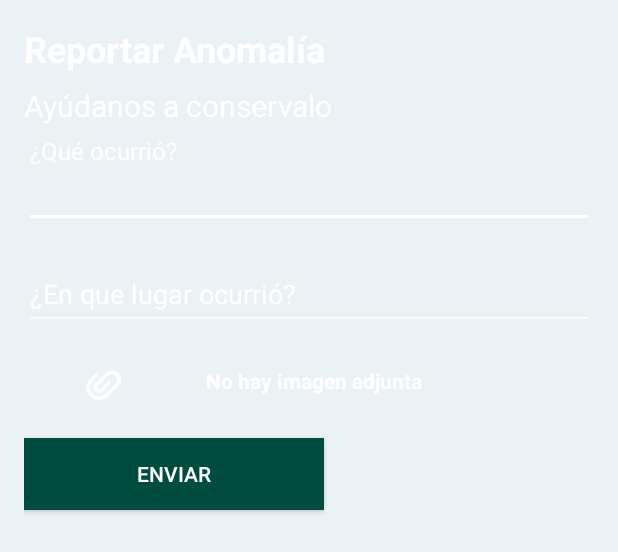
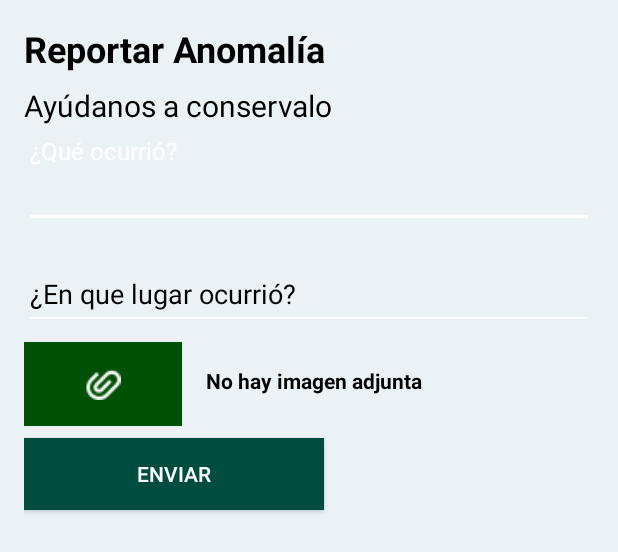
Before and after one commit to AlejandroTrejoCode/BotaniQR, an Android app: the layout fragment_report.xml on its own in the app's theme, with its tools: preview values and no code run, on a phone screen of 412 x 824 dp. Shown: the top 552 px of the screen. Run offline under Robolectric (Android 15) with nearby library versions, the phone set to English and light mode, and no system bars.

Commit message:
Reportes - Listo

```diff
--- a/app/src/main/res/layout/fragment_report.xml
+++ b/app/src/main/res/layout/fragment_report.xml
@@ -19,7 +19,7 @@
             android:layout_height="wrap_content"
             android:paddingBottom="@dimen/paddingTopBottom"
             android:text="Reportar Anomalía"
-            android:textColor="@color/white"
+            android:textColor="@color/black"
             android:textSize="@dimen/TextLarge"
             android:textStyle="bold" />
 
@@ -28,13 +28,13 @@
             android:layout_width="match_parent"
             android:layout_height="wrap_content"
             android:text="Ayúdanos a conservalo"
-            android:textColor="@color/white"
+            android:textColor="@color/black"
             android:textSize="@dimen/TextMedium" />
 
         <android.support.design.widget.TextInputLayout
             android:layout_width="match_parent"
             android:layout_height="wrap_content"
-            android:textColorHint="@color/white"
+            android:textColorHint="@color/black"
             android:layout_marginTop="@dimen/margin"
             app:hintTextAppearance="@style/AppTheme.FloatingLabelReport">
 
@@ -44,14 +44,14 @@
                 android:layout_height="wrap_content"
                 android:hint="¿Qué ocurrió?"
                 android:singleLine="false"
-                android:textColor="@color/white"
+                android:textColor="@color/black"
                 android:theme="@style/EditTextReports" />
         </android.support.design.widget.TextInputLayout>
 
         <android.support.design.widget.TextInputLayout
             android:layout_width="match_parent"
             android:layout_height="wrap_content"
-            android:textColorHint="@color/white"
+            android:textColorHint="@color/black"
             android:layout_marginTop="@dimen/margin"
             app:hintTextAppearance="@style/AppTheme.FloatingLabelReport">
 
@@ -61,7 +61,7 @@
                 android:layout_height="wrap_content"
                 android:hint="¿En que lugar ocurrió?"
                 android:singleLine="false"
-                android:textColor="@color/white"
+                android:textColor="@color/black"
                 android:theme="@style/EditTextReports" />
         </android.support.design.widget.TextInputLayout>
 
@@ -76,7 +76,7 @@
                 android:layout_width="wrap_content"
                 android:layout_height="wrap_content"
                 android:layout_weight="1"
-                android:background="@android:color/transparent"
+                android:background="@color/darkGreen"
                 android:contentDescription="Adjuntar"
                 android:padding="@dimen/padding"
                 android:src="@drawable/ic_adjuntar" />
@@ -87,7 +87,7 @@
                 android:layout_height="wrap_content"
                 android:layout_weight="2"
                 android:padding="@dimen/padding"
-                android:textColor="@color/white"
+                android:textColor="@color/black"
                 android:textStyle="bold"
                 android:text="No hay imagen adjunta" />
         </LinearLayout>
--- a/app/src/main/res/values/colors.xml
+++ b/app/src/main/res/values/colors.xml
@@ -13,5 +13,6 @@
     <color name="teal">#004d40</color>
     <color name="background">#eaf2f5</color>
     <color name="backgroundBanner">#f6f7f9</color>
+    <color name="transparent">#00000000</color>
 
 </resources>
```
